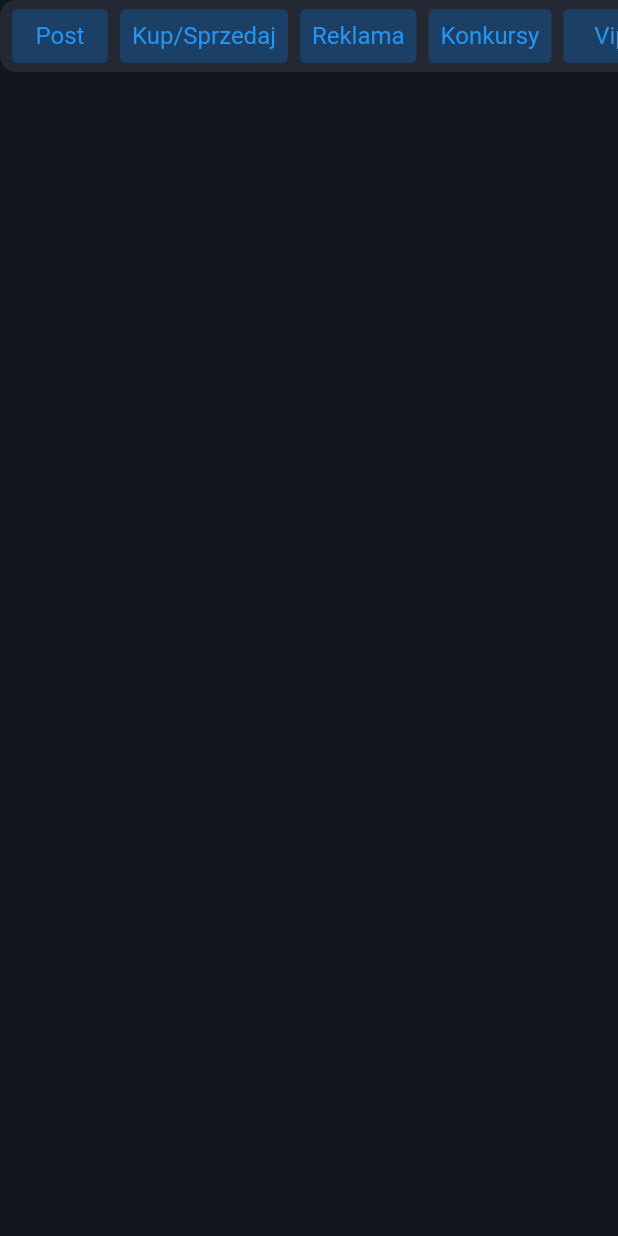
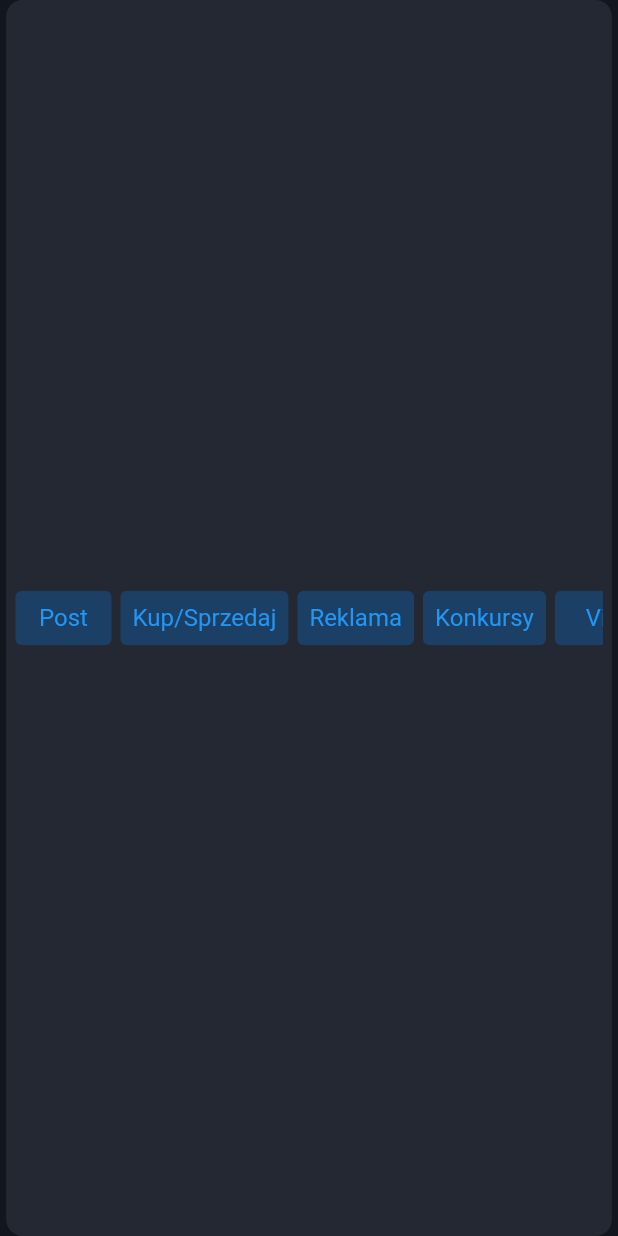
Before and after one commit to darthwentyl/noticeboard_app_flutter, a Flutter app: the Categories widget shown alone on an empty page, opened directly, on a phone screen of 412 x 824 dp. Run offline on Flutter 3.47's test engine with Material 2 defaults, Android fonts, the light colour scheme and no system bars; our stand-ins replace auth_buttons, badges, flutter_svg; project files that could hold a hidden picture were left out.

Commit message:
- refactor categories widget

```diff
--- a/lib/layaout_elements/posts_table/categories.dart
+++ b/lib/layaout_elements/posts_table/categories.dart
@@ -2,23 +2,27 @@ import 'package:flutter/material.dart';
 import 'package:noticeboard/const/app_colors.dart';
 import 'package:noticeboard/const/app_strings.dart';
 import 'package:noticeboard/const/app_theme.dart';
+import 'package:noticeboard/utils/size_getter.dart';
 
 class Categories extends StatelessWidget {
   const Categories({Key? key}) : super(key: key);
 
-  static const spacing = 8.0;
+  static const spacing = 6.0;
 
   @override
   Widget build(BuildContext context) {
-    return SingleChildScrollView(
-      scrollDirection: Axis.horizontal,
+    return Center(
       child: Container(
+        width: SizeGetter.width(context, 98.0),
         decoration: const BoxDecoration(
           color: AppColors.boxBackground,
           borderRadius: BorderRadius.all(Radius.circular(BoxTheme.radius)),
         ),
-        child: Padding(
-          padding: const EdgeInsets.only(left: spacing, right: spacing),
+        child: Center(
+          child: Container(
+            width: SizeGetter.width(context, 95.0),
+            child: SingleChildScrollView(
+              scrollDirection: Axis.horizontal,
               child: Wrap(
                 spacing: spacing,
                 children: [
@@ -29,6 +33,8 @@ class Categories extends StatelessWidget {
                   _button(ButtonStrings.categoriesVip),
                   _button(ButtonStrings.categoriesInfo),
                 ],
+              ),
+            ),
           ),
         ),
       ),
```
Lines whose indentation alone changed are shown as unchanged.
